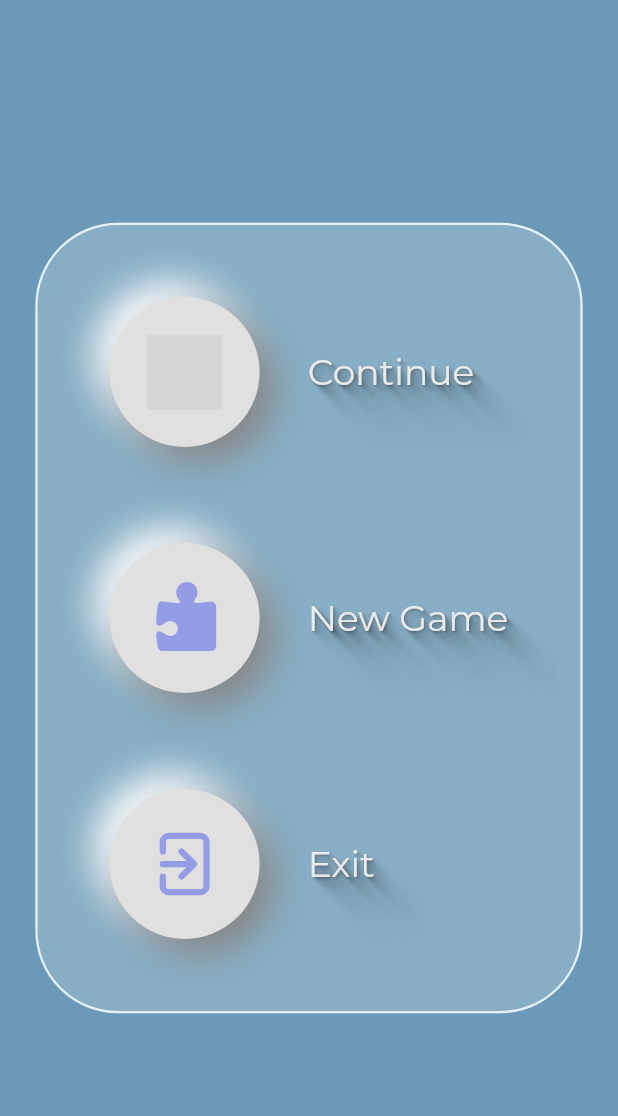
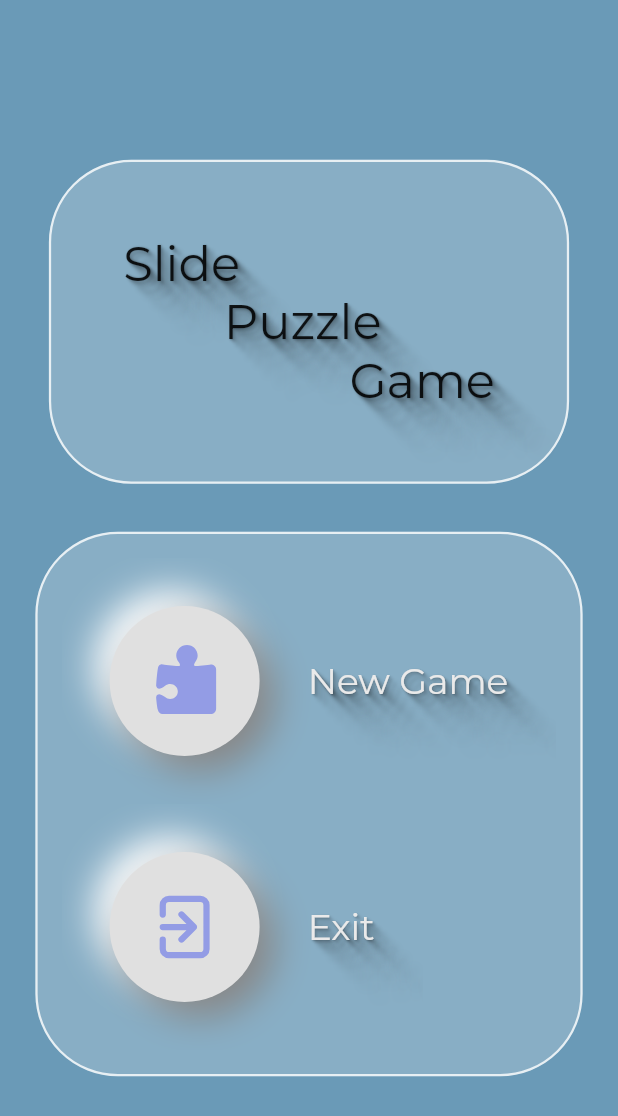
Before and after one commit to artemsivcev/skolo_slide_hack, a Flutter app: the screen it shows after launch, on a phone screen of 412 x 824 dp. Shown: the top 1116 px of the screen. Run offline on Flutter 3.47's test engine with Material 2 defaults, Android fonts, the phone set to English and light mode, and no system bars; drawn by our look-alikes of animated_background; our stand-ins replace easy_localization, equatable, flutter_mobx, flutter_svg, get_it, image_picker and 1 more; missing offline and left inert: cropperx; generated files the repository leaves out were written again; grey boxes are pictures that could not be loaded.

Commit message:
main screen design finished

```diff
--- a/lib/presentation/screens/menu_screen.dart
+++ b/lib/presentation/screens/menu_screen.dart
@@ -1,10 +1,12 @@
 // ignore_for_file: prefer_const_constructors
 
+import 'package:animated_background/lines.dart';
 import 'package:flutter/material.dart';
 import 'package:skolo_slide_hack/domain/constants/colours.dart';
 import 'package:skolo_slide_hack/presentation/widgets/background/background_with_bubbles.dart';
 import 'package:skolo_slide_hack/presentation/widgets/background/glass_container.dart';
 import 'package:skolo_slide_hack/presentation/widgets/buttons/buttons_group_widget.dart';
+import 'package:skolo_slide_hack/presentation/widgets/text_shadows.dart';
 
 class MenuScreen extends StatelessWidget {
   MenuScreen({Key? key}) : super(key: key);
@@ -13,19 +15,27 @@ class MenuScreen extends StatelessWidget {
   Widget build(BuildContext context) {
     return BackgroundWithBubbles(
         colorsBackground: colorsBackgroundGame,
+        direction: LineDirection.Ttb,
         child: Center(
             child: Column(
           mainAxisAlignment: MainAxisAlignment.center,
           mainAxisSize: MainAxisSize.max,
           children: [
-            //      GlassContainer(
-            //        child: Text(
-            //          '''Puzzle
-            // Game''',
-            //          style:
-            //              TextStyle(fontFamily: 'LuckiestGuy-Regular', fontSize: 32),
-            //        ),
-            //      ),
+            GlassContainer(
+              child: Padding(
+                padding: const EdgeInsets.all(32.0),
+                child: Text(
+                  '''Slide
+        Puzzle
+                  Game''',
+                  style: TextStyle(
+                    fontFamily: 'Montserrat',
+                    fontSize: 32,
+                    shadows: TextShadows.generateLongShadow(),
+                  ),
+                ),
+              ),
+            ),
             GlassContainer(child: ButtonsGroupWidget()),
           ],
         )));
--- a/lib/presentation/widgets/background/background_with_bubbles.dart
+++ b/lib/presentation/widgets/background/background_with_bubbles.dart
@@ -10,10 +10,12 @@ class BackgroundWithBubbles extends StatefulWidget {
     Key? key,
     required this.colorsBackground,
     required this.child,
+    this.direction = LineDirection.Btt,
   }) : super(key: key);
 
   final Color colorsBackground;
   final Widget child;
+  final LineDirection direction;
 
   @override
   _BackgroundWithBubblesState createState() => _BackgroundWithBubblesState();
@@ -26,7 +28,8 @@ class _BackgroundWithBubblesState extends State<BackgroundWithBubbles>
     return Scaffold(
       backgroundColor: widget.colorsBackground,
       body: AnimatedBackground(
-        behaviour: CustomBackgroundAnimationBehaviour(),
+        behaviour:
+            CustomBackgroundAnimationBehaviour(direction: widget.direction),
         vsync: this,
         child: BackdropFilter(
           filter: ImageFilter.blur(
--- a/lib/presentation/widgets/background/custom_background_animation_behavior.dart
+++ b/lib/presentation/widgets/background/custom_background_animation_behavior.dart
@@ -2,8 +2,6 @@ import 'dart:math' as math;
 
 import 'package:animated_background/animated_background.dart';
 import 'package:flutter/material.dart';
-import 'package:flutter/rendering.dart';
-import 'package:meta/meta.dart';
 
 /// Holds the information of a line used in a [CustomBackgroundAnimationBehaviour].
 class Line {
@@ -18,21 +16,6 @@ class Line {
 
   /// The color of this line.
   Color? color;
-}
-
-/// The direction in which the lines should move
-enum LineDirection {
-  /// Left to Right
-  Ltr,
-
-  /// Right to Left
-  Rtl,
-
-  /// Top to Bottom
-  Ttb,
-
-  /// Bottom to Top
-  Btt,
 }
 
 /// Renders moving lines on an [AnimatedBackground].
--- a/lib/presentation/widgets/buttons/buttons_group_widget.dart
+++ b/lib/presentation/widgets/buttons/buttons_group_widget.dart
@@ -1,3 +1,4 @@
+import 'package:flutter/foundation.dart';
 import 'package:flutter/material.dart';
 import 'package:flutter_mobx/flutter_mobx.dart';
 import 'package:skolo_slide_hack/di/injector_provider.dart';
@@ -16,26 +17,26 @@ class ButtonsGroupWidget extends StatelessWidget {
     return Observer(builder: (context) {
       return RowColumnSolver(
         children: [
-          ButtonWidget(
-            iconUrl: 'assets/images/puzzle-continue.svg',
-            btnText: 'Continue',
-            isPressed: menuState.continueBtnPressed,
-            onTap: () {
-              menuState.toggleContinueBtn();
-            },
-            isHovered: menuState.continueBtnHovered,
-            onHover: (value) {
-              menuState.toggleHoveredContinueBtn();
-            },
-          ),
-          const SizedBox(width: 32),
+          // ButtonWidget(
+          //   iconUrl: 'assets/images/puzzle-continue.svg',
+          //   btnText: 'Continue',
+          //   isPressed: menuState.continueBtnPressed,
+          //   onTap: () {
+          //     menuState.toggleContinueBtn();
+          //   },
+          //   isHovered: menuState.continueBtnHovered,
+          //   onHover: (value) {
+          //     menuState.toggleHoveredContinueBtn();
+          //   },
+          // ),
+          // const SizedBox(width: 32),
           ButtonWidget(
             iconUrl: 'assets/images/puzzle-new-filled.svg',
             btnText: 'New Game',
             isPressed: menuState.newGameBtnPressed,
             onTap: () async {
               menuState.toggleNewGameBtn();
-              await Future.delayed(const Duration(milliseconds: 1500));
+              await Future.delayed(const Duration(milliseconds: 450));
               Navigator.push(
                 context,
                 PageRouteBuilder(
@@ -48,8 +49,10 @@ class ButtonsGroupWidget extends StatelessWidget {
               menuState.toggleHoveredNewGameBtn();
             },
           ),
-          const SizedBox(width: 32),
-          ButtonWidget(
+
+          !kIsWeb ? const SizedBox(width: 32) : const SizedBox(),
+          !kIsWeb
+              ? ButtonWidget(
                   iconUrl: 'assets/images/exit.svg',
                   btnText: 'Exit',
                   isPressed: menuState.exitBtnPressed,
@@ -60,7 +63,8 @@ class ButtonsGroupWidget extends StatelessWidget {
                   onHover: (value) {
                     menuState.toggleHoveredExitBtn();
                   },
-          ),
+                )
+              : const SizedBox(),
         ],
       );
     });
```
Lines whose indentation alone changed are shown as unchanged.
